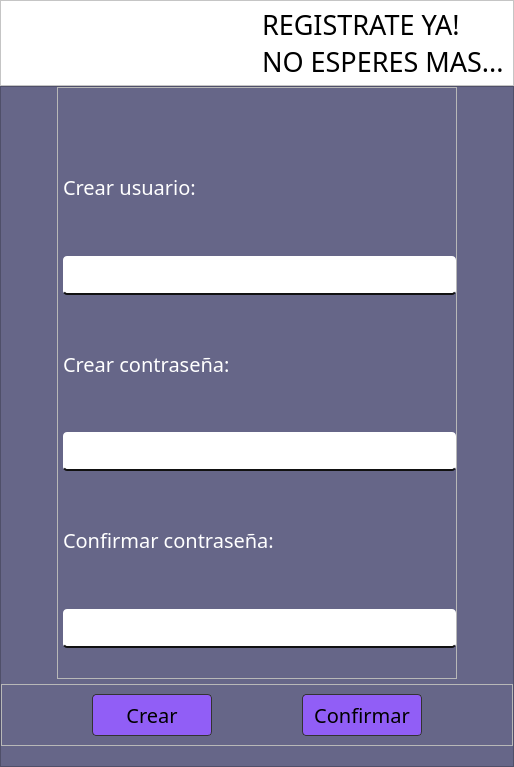
First picture: the form in UI/registrarUsuario.ui, repository sandro12352/proyectoRQS, before the edit.
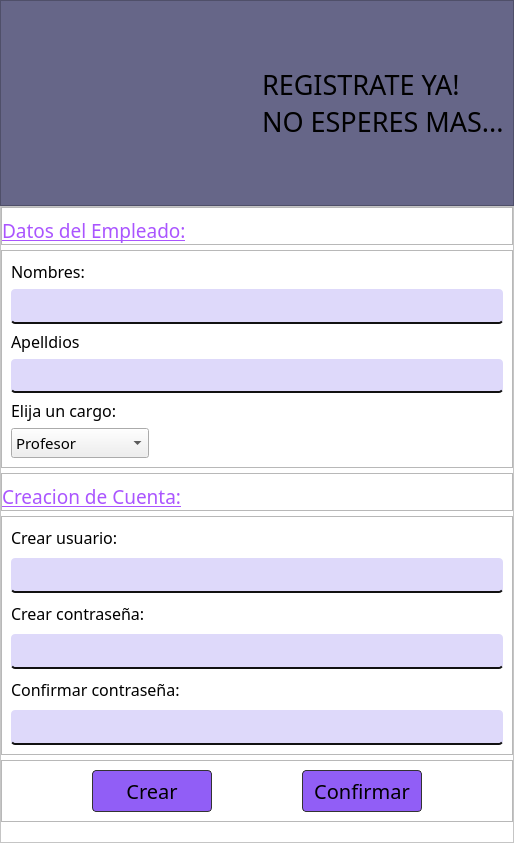
Second picture: the form after the edit. Icons and pictures are not drawn.

Patch:
```diff
--- a/UI/registrarUsuario.ui
+++ b/UI/registrarUsuario.ui
@@ -7,7 +7,7 @@
     <x>0</x>
     <y>0</y>
     <width>514</width>
-    <height>767</height>
+    <height>843</height>
    </rect>
   </property>
   <property name="windowTitle">
@@ -39,7 +39,7 @@
        <enum>Qt::LeftToRight</enum>
       </property>
       <property name="styleSheet">
-       <string notr="true">background:#fff</string>
+       <string notr="true">background:#668;</string>
       </property>
       <property name="frameShape">
        <enum>QFrame::StyledPanel</enum>
@@ -94,16 +94,16 @@
      <widget class="QFrame" name="frame_inferior">
       <property name="styleSheet">
        <string notr="true">#frame_inferior{
-	background:#668;
+	background:#ffffff
 	
 }
 .QLabel{
-color:#fff;
+color:#000;
 
 }
 
 .QLineEdit{
-	background-color: #fff;
+	background-color: #DED9FA;
 	border:none;
 	padding:4px;
 	border-bottom:1.5px solid #111;
@@ -152,7 +152,199 @@
        <property name="bottomMargin">
         <number>20</number>
        </property>
-       <item alignment="Qt::AlignHCenter">
+       <item>
+        <widget class="QFrame" name="frame_3">
+         <property name="frameShape">
+          <enum>QFrame::StyledPanel</enum>
+         </property>
+         <property name="frameShadow">
+          <enum>QFrame::Raised</enum>
+         </property>
+         <layout class="QVBoxLayout" name="verticalLayout_4">
+          <property name="spacing">
+           <number>0</number>
+          </property>
+          <property name="leftMargin">
+           <number>0</number>
+          </property>
+          <property name="topMargin">
+           <number>9</number>
+          </property>
+          <property name="rightMargin">
+           <number>0</number>
+          </property>
+          <property name="bottomMargin">
+           <number>0</number>
+          </property>
+          <item>
+           <widget class="QLabel" name="label_6">
+            <property name="font">
+             <font>
+              <family>Palatino Linotype.</family>
+              <pointsize>14</pointsize>
+              <weight>50</weight>
+              <italic>false</italic>
+              <bold>false</bold>
+              <underline>true</underline>
+              <strikeout>false</strikeout>
+             </font>
+            </property>
+            <property name="styleSheet">
+             <string notr="true">color: rgb(170, 85, 255);</string>
+            </property>
+            <property name="text">
+             <string>Datos del Empleado:</string>
+            </property>
+           </widget>
+          </item>
+         </layout>
+        </widget>
+       </item>
+       <item alignment="Qt::AlignVCenter">
+        <widget class="QFrame" name="frame_5">
+         <property name="frameShape">
+          <enum>QFrame::StyledPanel</enum>
+         </property>
+         <property name="frameShadow">
+          <enum>QFrame::Raised</enum>
+         </property>
+         <layout class="QVBoxLayout" name="verticalLayout_6">
+          <item>
+           <widget class="QLabel" name="label_8">
+            <property name="font">
+             <font>
+              <family>Palatino Linotype.</family>
+              <pointsize>12</pointsize>
+             </font>
+            </property>
+            <property name="text">
+             <string>Nombres:</string>
+            </property>
+           </widget>
+          </item>
+          <item>
+           <widget class="QLineEdit" name="txtNombres">
+            <property name="font">
+             <font>
+              <family>Palatino Linotype.</family>
+              <pointsize>12</pointsize>
+             </font>
+            </property>
+           </widget>
+          </item>
+          <item>
+           <widget class="QLabel" name="label_9">
+            <property name="font">
+             <font>
+              <family>Palatino Linotype.</family>
+              <pointsize>12</pointsize>
+             </font>
+            </property>
+            <property name="text">
+             <string>Apelldios</string>
+            </property>
+           </widget>
+          </item>
+          <item>
+           <widget class="QLineEdit" name="txtApellidos">
+            <property name="font">
+             <font>
+              <family>Palatino Linotype.</family>
+              <pointsize>11</pointsize>
+             </font>
+            </property>
+           </widget>
+          </item>
+          <item>
+           <widget class="QLabel" name="label_10">
+            <property name="font">
+             <font>
+              <family>Palatino Linotype.</family>
+              <pointsize>12</pointsize>
+             </font>
+            </property>
+            <property name="text">
+             <string>Elija un cargo:</string>
+            </property>
+           </widget>
+          </item>
+          <item alignment="Qt::AlignLeft">
+           <widget class="QComboBox" name="cboCargo">
+            <property name="font">
+             <font>
+              <family>Palatino Linotype.</family>
+              <pointsize>11</pointsize>
+             </font>
+            </property>
+            <item>
+             <property name="text">
+              <string>Profesor</string>
+             </property>
+            </item>
+            <item>
+             <property name="text">
+              <string>Administradora</string>
+             </property>
+            </item>
+            <item>
+             <property name="text">
+              <string>Directora</string>
+             </property>
+            </item>
+            <item>
+             <property name="text">
+              <string>Asesor</string>
+             </property>
+            </item>
+           </widget>
+          </item>
+         </layout>
+        </widget>
+       </item>
+       <item>
+        <widget class="QFrame" name="frame_4">
+         <property name="frameShape">
+          <enum>QFrame::StyledPanel</enum>
+         </property>
+         <property name="frameShadow">
+          <enum>QFrame::Raised</enum>
+         </property>
+         <layout class="QVBoxLayout" name="verticalLayout_5">
+          <property name="spacing">
+           <number>0</number>
+          </property>
+          <property name="leftMargin">
+           <number>0</number>
+          </property>
+          <property name="rightMargin">
+           <number>0</number>
+          </property>
+          <property name="bottomMargin">
+           <number>0</number>
+          </property>
+          <item>
+           <widget class="QLabel" name="label_7">
+            <property name="font">
+             <font>
+              <family>Palatino Linotype.</family>
+              <pointsize>14</pointsize>
+              <weight>50</weight>
+              <bold>false</bold>
+              <underline>true</underline>
+             </font>
+            </property>
+            <property name="styleSheet">
+             <string notr="true">color: rgb(170, 85, 255);</string>
+            </property>
+            <property name="text">
+             <string>Creacion de Cuenta:</string>
+            </property>
+           </widget>
+          </item>
+         </layout>
+        </widget>
+       </item>
+       <item alignment="Qt::AlignVCenter">
         <widget class="QFrame" name="frame">
          <property name="sizePolicy">
           <sizepolicy hsizetype="Preferred" vsizetype="Expanding">
@@ -166,6 +358,12 @@
            <height>0</height>
           </size>
          </property>
+         <property name="font">
+          <font>
+           <family>Palatino Linotype.</family>
+           <pointsize>10</pointsize>
+          </font>
+         </property>
          <property name="frameShape">
           <enum>QFrame::StyledPanel</enum>
          </property>
@@ -174,26 +372,26 @@
          </property>
          <layout class="QVBoxLayout" name="verticalLayout_2">
           <property name="spacing">
-           <number>0</number>
+           <number>9</number>
           </property>
           <property name="leftMargin">
-           <number>5</number>
+           <number>9</number>
           </property>
           <property name="topMargin">
-           <number>30</number>
+           <number>9</number>
           </property>
           <property name="rightMargin">
-           <number>0</number>
+           <number>9</number>
           </property>
           <property name="bottomMargin">
-           <number>30</number>
+           <number>9</number>
           </property>
           <item>
            <widget class="QLabel" name="label_2">
             <property name="font">
              <font>
               <family>Palatino Linotype.</family>
-              <pointsize>15</pointsize>
+              <pointsize>12</pointsize>
              </font>
             </property>
             <property name="text">
@@ -206,7 +404,7 @@
             <property name="font">
              <font>
               <family>Palatino Linotype.</family>
-              <pointsize>14</pointsize>
+              <pointsize>12</pointsize>
              </font>
             </property>
             <property name="cursor">
@@ -219,7 +417,7 @@
             <property name="font">
              <font>
               <family>Palatino Linotype.</family>
-              <pointsize>15</pointsize>
+              <pointsize>12</pointsize>
              </font>
             </property>
             <property name="text">
@@ -232,7 +430,7 @@
             <property name="font">
              <font>
               <family>Palatino Linotype.</family>
-              <pointsize>14</pointsize>
+              <pointsize>12</pointsize>
              </font>
             </property>
             <property name="echoMode">
@@ -245,7 +443,7 @@
             <property name="font">
              <font>
               <family>Palatino Linotype.</family>
-              <pointsize>15</pointsize>
+              <pointsize>12</pointsize>
              </font>
             </property>
             <property name="text">
@@ -258,7 +456,7 @@
             <property name="font">
              <font>
               <family>Palatino Linotype.</family>
-              <pointsize>14</pointsize>
+              <pointsize>12</pointsize>
              </font>
             </property>
             <property name="echoMode">
```
Left out of the diff: 4 changed lines with no effect on the pictures.
